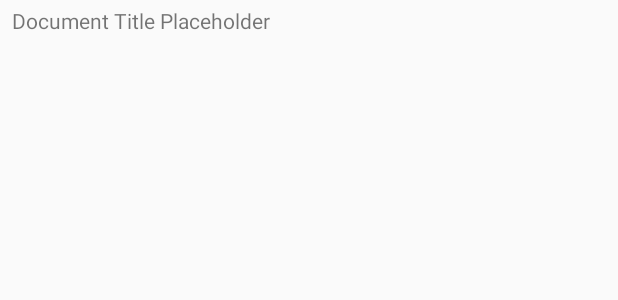
After one commit to Minitex/pdfreader-android, an Android app: the layout fragment_table_of_contents.xml on its own in the app's theme, with its tools: preview values and no code run, on a phone screen of 412 x 824 dp. The commit adds this screen. Shown: the top 300 px of the screen. Run offline under Robolectric (Android 15) with nearby library versions, the phone set to English and light mode, and no system bars; network calls fail.

Commit message:
Builds skeleton for a TableOfContents Fragment.

```diff
--- /dev/null
+++ b/api/src/main/java/org/nypl/pdf/android/api/TableOfContentsItem.kt
@@ -0,0 +1,6 @@
+package org.nypl.pdf.android.api
+
+data class TableOfContentsItem(
+    val title: String?,
+    val pageNumber: Int,
+    val children: List<TableOfContentsItem>)
--- a/app/src/main/res/values/strings.xml
+++ b/app/src/main/res/values/strings.xml
@@ -5,4 +5,5 @@
 
     <!-- TODO: Remove or change this placeholder text -->
     <string name="hello_blank_fragment">Hello blank fragment</string>
+    <string name="table_of_contents_title">Table of Contents</string>
 </resources>
--- a/pdfviewer/build.gradle
+++ b/pdfviewer/build.gradle
@@ -36,6 +36,7 @@ dependencies {
     api 'com.github.barteksc:android-pdf-viewer:3.1.0-beta.1'
 
     implementation 'com.android.support:appcompat-v7:28.0.0'
+    implementation 'com.android.support:support-v4:28.0.0'
     testImplementation 'junit:junit:4.12'
     androidTestImplementation 'com.android.support.test:runner:1.0.2'
     androidTestImplementation 'com.android.support.test.espresso:espresso-core:3.0.2'
--- a/pdfviewer/src/main/java/org/nypl/pdf/android/pdfviewer/PDFViewerFragment.kt
+++ b/pdfviewer/src/main/java/org/nypl/pdf/android/pdfviewer/PDFViewerFragment.kt
@@ -56,6 +56,9 @@ class PDFViewerFragment : Fragment(), OnPageChangeListener, OnLoadCompleteListen
     override fun loadComplete(nbPages: Int) {
         // table of contents and other file metadata not available until after load is complete
         this.titleTextView.append(" " + this.pdfView.tableOfContents.size)
+
+        // TODO: Convert the TOC here.
+        this.listener.onReaderLoadedTableOfContents(emptyList())
     }
 
 
@@ -95,6 +98,7 @@ class PDFViewerFragment : Fragment(), OnPageChangeListener, OnLoadCompleteListen
         // TODO: Handle hud colors? this.tocImage.setColorFilter(Color.BLACK)
         this.tocImage.setOnClickListener {
             Toast.makeText(context, "Implement Table of Contents", Toast.LENGTH_SHORT).show()
+            this.listener.onReaderWantsToCFragment()
         }
 
         this.pdfView = view.findViewById(R.id.pdfView)
--- /dev/null
+++ b/pdfviewer/src/main/res/layout/fragment_table_of_contents.xml
@@ -0,0 +1,34 @@
+<?xml version="1.0" encoding="utf-8"?>
+<LinearLayout xmlns:android="http://schemas.android.com/apk/res/android"
+              xmlns:tools="http://schemas.android.com/tools"
+              android:layout_width="match_parent"
+              android:layout_height="match_parent"
+              android:orientation="vertical"
+              tools:context=".TableOfContentsFragment" android:id="@+id/frameLayout">
+
+    <!-- Document HUD -->
+    <RelativeLayout android:id="@+id/pdf_reader_hud_container" android:layout_width="match_parent"
+                    android:layout_height="wrap_content">
+
+
+        <TextView
+                android:id="@+id/toc_title_textView"
+                android:layout_width="wrap_content"
+                android:layout_height="wrap_content"
+                android:layout_marginTop="4dp"
+                android:layout_marginStart="8dp"
+                android:layout_marginEnd="134dp"
+                android:maxLines="1"
+                android:ellipsize="end"
+                android:text="@string/document_title_placeholder" tools:layout_conversion_absoluteHeight="731dp"
+                tools:layout_editor_absoluteY="0dp" tools:layout_editor_absoluteX="0dp"
+                tools:layout_conversion_absoluteWidth="411dp"/>
+
+    </RelativeLayout>
+
+    <!-- Table of Contents Viewer -->
+    <ListView
+            android:id="@+id/reader_toc_contents_list"
+            android:layout_width="match_parent"
+            android:layout_height="match_parent"/>
+</LinearLayout>
```
Also changed, not shown: api/src/main/java/org/nypl/pdf/android/api/PdfFragmentListenerType.kt (+10 -0 lines), api/src/main/java/org/nypl/pdf/android/api/TableOfContentsFragmentListenerType.kt (added, +13 -0 lines), app/src/main/java/org/nypl/pdf/android/pdfreader/PdfReaderActivity.kt (+58 -2 lines), pdfviewer/src/main/java/org/nypl/pdf/android/pdfviewer/TableOfContentsFragment.kt (added, +205 -0 lines), pdfviewer/src/main/java/org/nypl/pdf/android/pdfviewer/TableOfContentsItemWrapper.kt (added, +10 -0 lines), pdfviewer/src/main/res/layout/table_of_contents_element.xml (added, +24 -0 lines).
